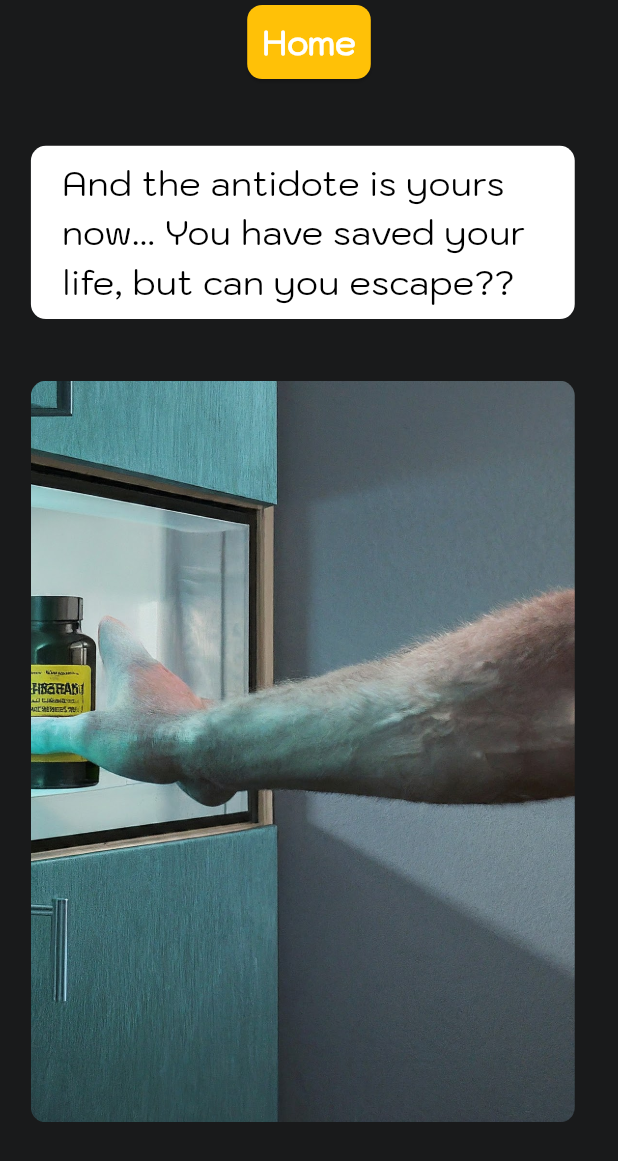
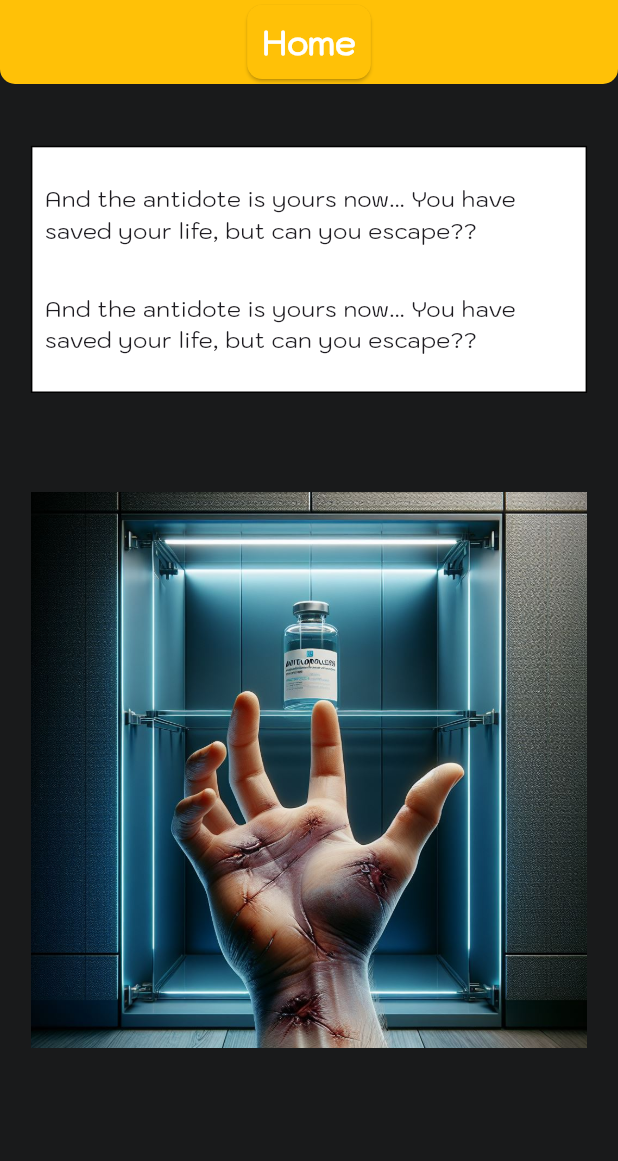
Before and after one commit to RohitBB3010/cipher_scape, a Flutter app: the LockerUnlocked screen opened directly, on a phone screen of 412 x 824 dp. Shown: the top 1161 px of the screen. Run offline on Flutter 3.47's test engine with Material 3 defaults, Android fonts, the phone set to English and light mode, and no system bars; drawn by our look-alikes of auto_size_text; our stand-ins replace animated_text_kit, carousel_slider, circular_countdown_timer, cloud_firestore, firebase_auth, firebase_core and 5 more; missing offline and left inert: flutter_shakemywidget; accounts and stored records are empty.

Commit message:
Fixed assets for after level 2

```diff
--- a/lib/consts/assets_consts.dart
+++ b/lib/consts/assets_consts.dart
@@ -16,4 +16,8 @@ class AssetConsts {
     'assets/level_assets/l2_b/l2_b1.png',
     'assets/level_assets/l2_b/l2_b2.png'
   ];
+
+  List<String> level2AfterAssets = [
+    'assets/level_assets/l2_a/l2_a1.jpg',
+  ];
 }
--- a/lib/consts/level_strings.dart
+++ b/lib/consts/level_strings.dart
@@ -62,6 +62,10 @@ class LevelStrings {
     [
       'Another lock? Seems I am destined to perish in this wretched lab. No time to gripe; I must solve this pronto to make my escape',
       '(Moves towards the cupboard)'
-    ]
+    ],
+  ];
+
+  List<String> level2After = [
+    'And the antidote is yours now... You have saved your life, but can you escape??',
   ];
 }
--- a/lib/screens/levels/level2/level_2_carousel.dart
+++ b/lib/screens/levels/level2/level_2_carousel.dart
@@ -227,9 +227,8 @@ class _Level2CarouselState extends State<Level2Carousel> {
             }).toList(),
           ),
         ),
-        SpacingConsts().mediumHeightBetweenFields(context),
         SizedBox(
-          height: MediaQuery.of(context).size.height * 0.5,
+          height: MediaQuery.of(context).size.height * 0.55,
           child: Image.asset(
             imagePath,
             fit: BoxFit.contain,
--- a/lib/screens/levels/level2/locker_unlocked.dart
+++ b/lib/screens/levels/level2/locker_unlocked.dart
@@ -1,9 +1,71 @@
 import 'package:auto_size_text/auto_size_text.dart';
 import 'package:cipher_affair/components/custom_button.dart';
+import 'package:cipher_affair/consts/assets_consts.dart';
 import 'package:cipher_affair/consts/colors.dart';
+import 'package:cipher_affair/consts/level_strings.dart';
 import 'package:cipher_affair/consts/spacing_consts.dart';
 import 'package:flutter/material.dart';
-import 'package:flutter_svg/svg.dart';
+
+// class LockerUnlocked extends StatelessWidget {
+//   const LockerUnlocked({super.key});
+
+//   @override
+//   Widget build(BuildContext context) {
+//     return SafeArea(
+//       child: Scaffold(
+//         backgroundColor: primary_3,
+//         appBar: AppBar(
+//           automaticallyImplyLeading: false,
+//           backgroundColor: Colors.amber,
+//           shape: const RoundedRectangleBorder(
+//               borderRadius: BorderRadius.only(
+//                   bottomLeft: Radius.circular(10),
+//                   bottomRight: Radius.circular(10))),
+//           centerTitle: true,
+//           title: CustomButton(
+//             buttonText: 'Home',
+//             buttonHeight: 0.06,
+//             buttonWidth: 0.2,
+//             onPressed: () {
+//               Navigator.pushReplacementNamed(context, '/');
+//             },
+//           ),
+//         ),
+//         body: Container(
+//           padding: EdgeInsets.symmetric(
+//             horizontal: MediaQuery.of(context).size.width * 0.05,
+//           ),
+//           child:
+//               Column(crossAxisAlignment: CrossAxisAlignment.center, children: [
+//             SpacingConsts().mediumHeightBetweenFields(context),
+//             Container(
+//               width: MediaQuery.of(context).size.width * 0.88,
+//               padding: EdgeInsets.symmetric(
+//                   horizontal: MediaQuery.of(context).size.width * 0.05,
+//                   vertical: MediaQuery.of(context).size.height * 0.01),
+//               decoration: BoxDecoration(
+//                   borderRadius: BorderRadius.circular(10), color: Colors.white),
+//               child: AutoSizeText(
+//                 LevelStrings().level2After.first,
+//                 maxLines: 3,
+//                 style: const TextStyle(
+//                     fontFamily: 'Kod', color: Colors.black, fontSize: 25.0),
+//               ),
+//             ),
+//             Container(
+//               height: MediaQuery.of(context).size.height * 0.7,
+//               decoration: BoxDecoration(
+//                   borderRadius: BorderRadius.circular(10),
+//                   image: DecorationImage(
+//                       image: AssetImage(AssetConsts().level2AfterAssets.first),
+//                       fit: BoxFit.contain)),
+//             ),
+//           ]),
+//         ),
+//       ),
+//     );
+//   }
+// }
 
 class LockerUnlocked extends StatelessWidget {
   const LockerUnlocked({super.key});
@@ -15,7 +77,11 @@ class LockerUnlocked extends StatelessWidget {
         backgroundColor: primary_3,
         appBar: AppBar(
           automaticallyImplyLeading: false,
-          backgroundColor: primary_3,
+          backgroundColor: Colors.amber,
+          shape: const RoundedRectangleBorder(
+              borderRadius: BorderRadius.only(
+                  bottomLeft: Radius.circular(10),
+                  bottomRight: Radius.circular(10))),
           centerTitle: true,
           title: CustomButton(
             buttonText: 'Home',
@@ -30,35 +96,38 @@ class LockerUnlocked extends StatelessWidget {
           padding: EdgeInsets.symmetric(
             horizontal: MediaQuery.of(context).size.width * 0.05,
           ),
-          child:
-              Column(crossAxisAlignment: CrossAxisAlignment.center, children: [
+          child: Column(
+            children: [
               SpacingConsts().mediumHeightBetweenFields(context),
               Container(
-              width: MediaQuery.of(context).size.width * 0.88,
                 padding: EdgeInsets.symmetric(
-                  horizontal: MediaQuery.of(context).size.width * 0.05,
+                    horizontal: MediaQuery.of(context).size.width * 0.02,
                     vertical: MediaQuery.of(context).size.height * 0.01),
+                height: MediaQuery.of(context).size.height * 0.2,
                 decoration: BoxDecoration(
-                  borderRadius: BorderRadius.circular(10), color: Colors.white),
-              child: const AutoSizeText(
-                'And the antidote is yours now... You have saved your life, but can you escape??',
-                maxLines: 3,
-                style: TextStyle(
-                    fontFamily: 'Kod', color: Colors.black, fontSize: 25.0),
+                    color: Colors.white,
+                    border: Border.all(color: Colors.black)),
+                child: Column(
+                  crossAxisAlignment: CrossAxisAlignment.center,
+                  mainAxisAlignment: MainAxisAlignment.spaceAround,
+                  children: LevelStrings().level1After.map((stringItem) {
+                    return AutoSizeText(
+                      LevelStrings().level2After.first,
+                      style: const TextStyle(fontSize: 15.0, fontFamily: 'Kod'),
+                    );
+                  }).toList(),
                 ),
               ),
-            SpacingConsts().mediumHeightBetweenFields(context),
-            Container(
-              height: MediaQuery.of(context).size.height * 0.6,
-              width: MediaQuery.of(context).size.width * 0.88,
-              decoration: BoxDecoration(
-                  borderRadius: BorderRadius.circular(10),
-                  image: const DecorationImage(
-                      image: AssetImage(
-                          'assets/carousel/level_2_carousel_after/level_2_after.jpg'),
-                      fit: BoxFit.cover)),
+              SpacingConsts().smallHeightBetweenFields(context),
+              SizedBox(
+                height: MediaQuery.of(context).size.height * 0.55,
+                child: Image.asset(
+                  AssetConsts().level2AfterAssets.first,
+                  fit: BoxFit.contain,
                 ),
-          ]),
+              )
+            ],
+          ),
         ),
       ),
     );
--- a/pubspec.yaml
+++ b/pubspec.yaml
@@ -51,15 +51,12 @@ flutter:
 
 
   assets:
-    - assets/
-    - assets/carousel/
     - assets/loading_assets/
-    - assets/carousel/level_2_carousel_before/
     - assets/music/
-    - assets/carousel/level_2_carousel_after/
     - assets/level_assets/l1_b/
     - assets/level_assets/l1_a/
     - assets/level_assets/l2_b/
+    - assets/level_assets/l2_a/
 
 
 
```
Also changed, not shown: assets/level_assets/l2_a/l2_a1.jpg (added). Lines whose indentation alone changed are shown as unchanged.
